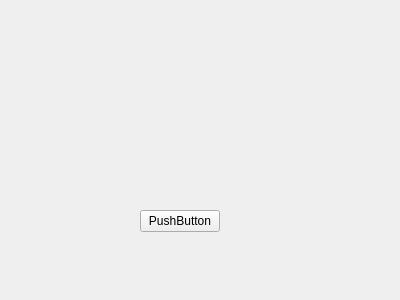
Qt form appgui.ui (Pritilender/CryptoLab) before a commit.
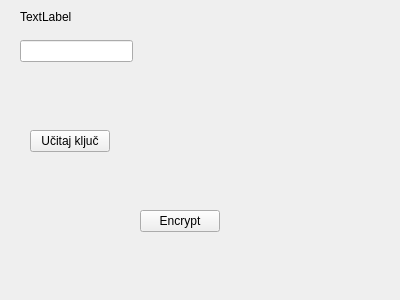
The same form after that commit.

Commit message: Started GUI redesign

What changed in the file:
```diff
--- a/appgui.ui
+++ b/appgui.ui
@@ -13,7 +13,7 @@
   <property name="windowTitle">
    <string>appGui</string>
   </property>
-  <widget class="QPushButton" name="pushButton">
+  <widget class="QPushButton" name="btnEncrypt">
    <property name="geometry">
     <rect>
      <x>140</x>
@@ -23,7 +23,46 @@
     </rect>
    </property>
    <property name="text">
-    <string>PushButton</string>
+    <string>Encrypt</string>
+   </property>
+  </widget>
+  <widget class="QLineEdit" name="lineEdit">
+   <property name="geometry">
+    <rect>
+     <x>20</x>
+     <y>40</y>
+     <width>113</width>
+     <height>22</height>
+    </rect>
+   </property>
+   <property name="maxLength">
+    <number>30</number>
+   </property>
+  </widget>
+  <widget class="QLabel" name="label">
+   <property name="geometry">
+    <rect>
+     <x>20</x>
+     <y>10</y>
+     <width>59</width>
+     <height>14</height>
+    </rect>
+   </property>
+   <property name="text">
+    <string>TextLabel</string>
+   </property>
+  </widget>
+  <widget class="QPushButton" name="pushButton">
+   <property name="geometry">
+    <rect>
+     <x>30</x>
+     <y>130</y>
+     <width>80</width>
+     <height>22</height>
+    </rect>
+   </property>
+   <property name="text">
+    <string>Učitaj ključ</string>
    </property>
   </widget>
  </widget>
```
Left out of the diff: 2 changed lines with no effect on the pictures. The commit also changes 3 other files.
